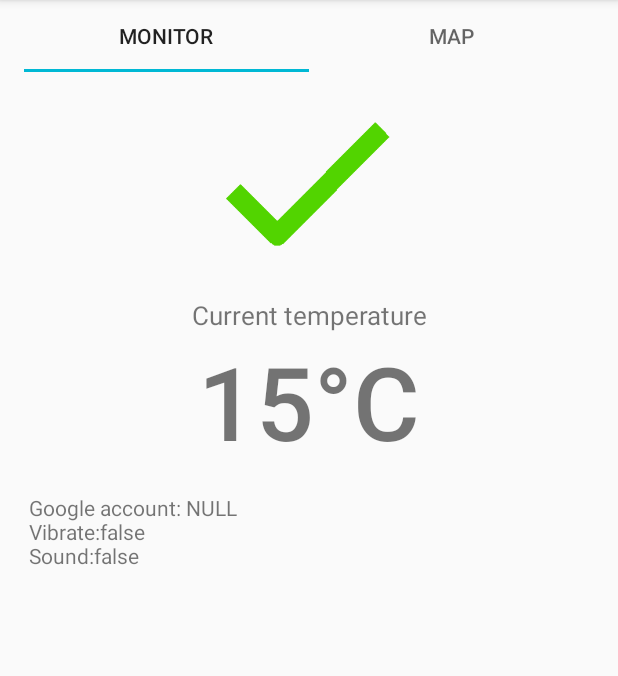
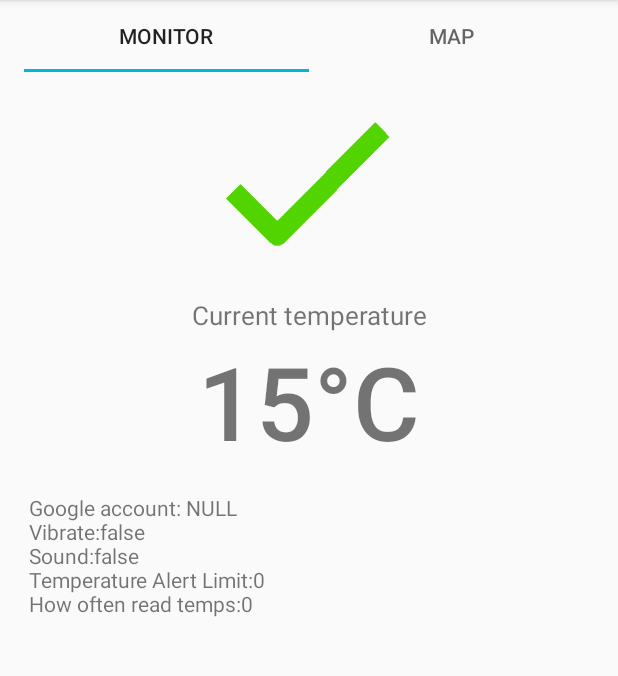
Before and after one commit to arto-heino/WeatherApp, an Android app: the MainActivityFragment screen opened directly, with no data from a screen before it, on a phone screen of 412 x 824 dp, the part 84-760 px from its top. Run offline under Robolectric (Android 15) with nearby library versions, the phone set to English and light mode, and no system bars; 2 statements that could not run were skipped.

Commit message:
Show alerts on mainview

```diff
--- a/app/src/main/java/com/mbientlab/metawear/starter/MainActivityFragment.java
+++ b/app/src/main/java/com/mbientlab/metawear/starter/MainActivityFragment.java
@@ -76,7 +76,6 @@ public class MainActivityFragment extends Fragment implements ServiceConnection
     private FragmentSettings settings;
     private MultiChannelTemperature mcTempModule;
     private List<MultiChannelTemperature.Source> tempSources;
-    private static final int RESULT_SETTINGS = 1;
     private SharedPreferences sharedPrefs;
     private SharedPreferences.OnSharedPreferenceChangeListener listener;
 
@@ -205,6 +204,13 @@ public class MainActivityFragment extends Fragment implements ServiceConnection
         builder.append("\n Sound:"
                 + sharedPrefs.getBoolean("prefAlertSound", false));
 
+        builder.append("\n Temperature Alert Limit:"
+                + sharedPrefs.getInt("tempAlert", 0));
+
+        builder.append("\n How often read temps:"
+                + sharedPrefs.getInt("tempFreq", 0));
+
+
         TextView settingsTextView = (TextView) getActivity().findViewById(R.id.textUserSettings);
 
         settingsTextView.setText(builder.toString());
--- a/app/src/main/java/com/mbientlab/metawear/starter/SeekBarPreference.java
+++ b/app/src/main/java/com/mbientlab/metawear/starter/SeekBarPreference.java
@@ -9,7 +9,6 @@ import android.content.Context;
 import android.content.res.TypedArray;
 import android.preference.Preference;
 import android.util.AttributeSet;
-import android.util.Log;
 import android.view.View;
 import android.widget.SeekBar;
 import android.widget.TextView;
--- a/app/src/main/res/xml/settings.xml
+++ b/app/src/main/res/xml/settings.xml
@@ -25,14 +25,16 @@
     </PreferenceCategory>
 
     <PreferenceCategory android:title="@string/pref_update_setting2" >
+
         <com.mbientlab.metawear.starter.SeekBarPreference
             android:defaultValue="30"
-            android:key="temp" />
+            android:key="tempAlert"
+            android:persistent="true"/>
 
         <com.mbientlab.metawear.starter.SeekBarPreference
             android:defaultValue="1"
             android:key="tempFreq"
-        />
+            android:persistent="true"/>
     </PreferenceCategory>
 
 </PreferenceScreen>
```
